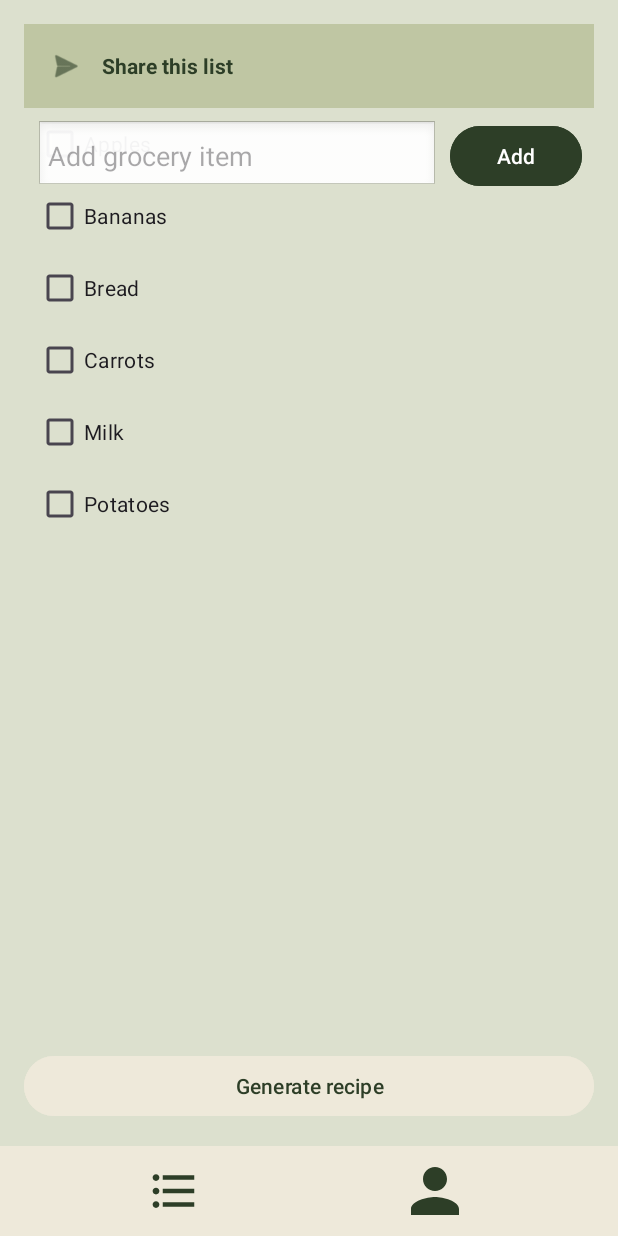
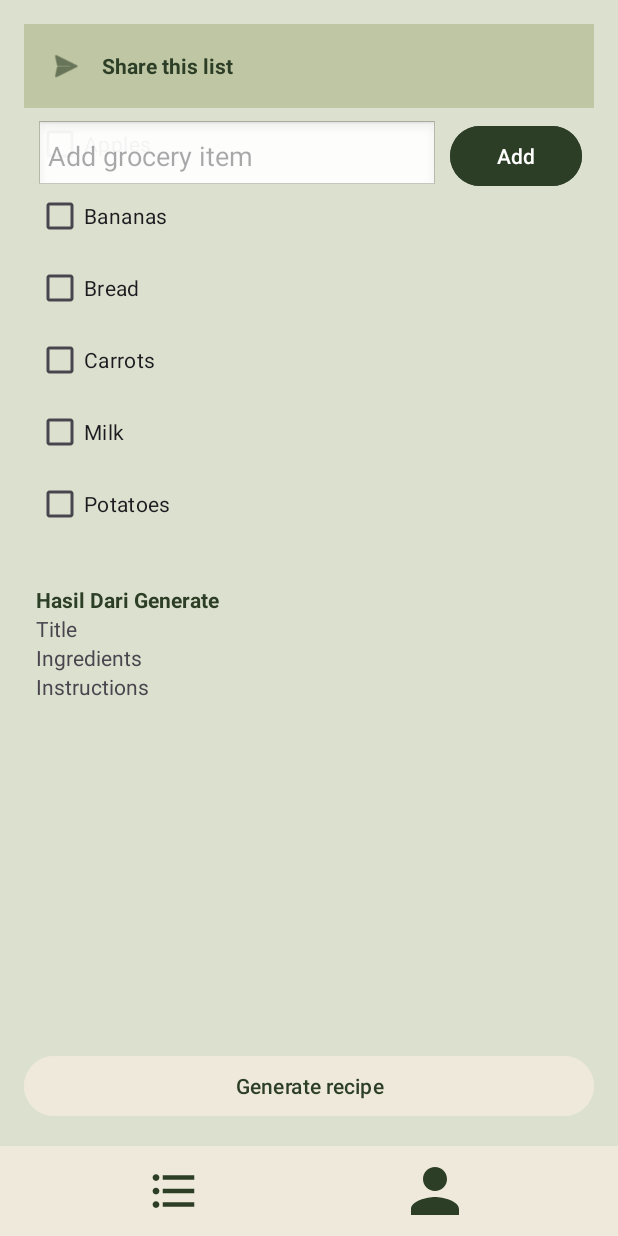
Before and after one commit to Visella/ListIt, an Android app: the MainActivity screen opened directly, with no data from a screen before it, on a phone screen of 412 x 824 dp. Run offline under Robolectric (Android 15) with nearby library versions, the phone set to English and light mode, and no system bars; our stand-ins replace Firebase (no records; nobody signed in at launch, a user with empty details on screens opened directly); 1 statement that could not run was skipped.

Commit message:
masukkin ai

```diff
--- a/app/build.gradle.kts
+++ b/app/build.gradle.kts
@@ -44,6 +44,9 @@ dependencies {
     implementation ("com.google.firebase:firebase-auth-ktx")
     implementation ("com.google.firebase:firebase-auth")
     implementation ("com.google.firebase:firebase-firestore")
+    implementation ("com.squareup.retrofit2:retrofit:2.9.0")
+    implementation ("com.squareup.retrofit2:converter-gson:2.9.0")
+
     implementation(libs.androidx.core.ktx)
     implementation(libs.androidx.appcompat)
     implementation(libs.material)
--- a/app/src/main/AndroidManifest.xml
+++ b/app/src/main/AndroidManifest.xml
@@ -2,7 +2,10 @@
 <manifest xmlns:android="http://schemas.android.com/apk/res/android"
     xmlns:tools="http://schemas.android.com/tools">
 
+    <uses-permission android:name="android.permission.INTERNET" />
+
     <application
+        android:usesCleartextTraffic="true"
         android:allowBackup="true"
         android:dataExtractionRules="@xml/data_extraction_rules"
         android:fullBackupContent="@xml/backup_rules"
@@ -11,7 +14,7 @@
         android:roundIcon="@mipmap/ic_launcher_round"
         android:supportsRtl="true"
         android:theme="@style/Theme.ListIt"
-        tools:targetApi="31">
+        tools:targetApi="35">
         <activity
             android:name=".ProfileActivity"
             android:exported="false" />
@@ -34,5 +37,4 @@
 
 
     </application>
-
 </manifest>
--- /dev/null
+++ b/app/src/main/java/Network/ApiService.kt
@@ -0,0 +1,16 @@
+package Network
+
+import model.RecipeRequest
+import model.RecipeResponse
+import retrofit2.Call
+import retrofit2.http.Body
+import retrofit2.http.Headers
+import retrofit2.http.POST
+
+
+
+interface ApiService {
+    @Headers("Content-Type: application/json")
+    @POST("/generate-recipe")
+    fun generateRecipe(@Body request: RecipeRequest): Call<RecipeResponse>
+}
--- /dev/null
+++ b/app/src/main/java/Network/RetrofitClient.kt
@@ -0,0 +1,17 @@
+package Network
+
+import retrofit2.Retrofit
+import retrofit2.converter.gson.GsonConverterFactory
+
+object RetrofitClient {
+    private const val BASE_URL = "http://10.0.2.2:3000/"
+
+    val instance: ApiService by lazy {
+        val retrofit = Retrofit.Builder()
+            .baseUrl(BASE_URL)
+            .addConverterFactory(GsonConverterFactory.create())
+            .build()
+
+        retrofit.create(ApiService::class.java)
+    }
+}
--- a/app/src/main/java/com/example/listit/MainActivity.kt
+++ b/app/src/main/java/com/example/listit/MainActivity.kt
@@ -1,13 +1,23 @@
 package com.example.listit
 
+
+import Network.RetrofitClient
 import android.content.Intent
 import android.os.Bundle
+import android.telecom.Call
+import android.util.Log
+import android.widget.Toast
 import androidx.activity.enableEdgeToEdge
 import androidx.appcompat.app.AppCompatActivity
 import androidx.core.view.ViewCompat
 import androidx.core.view.WindowInsetsCompat
 import com.example.listit.databinding.ActivityMainBinding
 import com.google.firebase.auth.FirebaseAuth
+import model.RecipeRequest
+import model.RecipeResponse
+import retrofit2.Response
+import kotlin.reflect.typeOf
+
 
 open class MainActivity : AppCompatActivity() {
     private lateinit var binding: ActivityMainBinding
@@ -30,12 +40,34 @@ open class MainActivity : AppCompatActivity() {
             startActivity(intent)
         }
 
+        val request = RecipeRequest(type = "ingredients", input = "telur, susu, tepung")
 
+        RetrofitClient.instance.generateRecipe(request)
+            .enqueue(object : retrofit2.Callback<RecipeResponse> {
+                override fun onResponse(call: retrofit2.Call<RecipeResponse>, response: Response<RecipeResponse>) {
+                    if (response.isSuccessful) {
+                        val recipe = response.body()?.recipe
+                        binding.titleTextView.text = recipe?.title ?: "No title"
+                        binding.ingredientsTextView.text = recipe?.ingredients?.joinToString("\n") ?: "No ingredients"
+                        binding.instructionsTextView.text = recipe?.instructions?.joinToString("\n") ?: "No instructions"
+                        Toast.makeText(this@MainActivity, "Congratz! Recipe generated successfully!", Toast.LENGTH_SHORT).show()
+                    }
+                    else {
+                        Log.e("API", "Gagal: ${response.code()} - ${response.errorBody()?.string()}")
+                    }
+                }
+
+                override fun onFailure(call: retrofit2.Call<RecipeResponse>, t: Throwable) {
+                    Toast.makeText(this@MainActivity, "Failed: ${t.message}", Toast.LENGTH_SHORT).show()
+                }
+            })
 
 
     }
 
-
+    private fun showToast(message: String) {
+        Toast.makeText(this, message, Toast.LENGTH_SHORT).show()
+    }
 
 
 
--- /dev/null
+++ b/app/src/main/java/model/RecipeRequest.kt
@@ -0,0 +1,6 @@
+package model
+
+data class RecipeRequest(
+    val type: String,
+    val input: String
+)
--- /dev/null
+++ b/app/src/main/java/model/RecipeResponse.kt
@@ -0,0 +1,5 @@
+package model
+
+data class RecipeResponse(
+    val recipe: RecipeData
+)
--- a/app/src/main/res/layout/activity_main.xml
+++ b/app/src/main/res/layout/activity_main.xml
@@ -55,6 +55,35 @@
         <CheckBox android:layout_width="wrap_content" android:layout_height="wrap_content" android:text="Carrots"/>
         <CheckBox android:layout_width="wrap_content" android:layout_height="wrap_content" android:text="Milk"/>
         <CheckBox android:layout_width="wrap_content" android:layout_height="wrap_content" android:text="Potatoes"/>
+
+        <TextView
+            android:id="@+id/result_generate"
+            android:layout_width="wrap_content"
+            android:layout_height="wrap_content"
+            android:text="Hasil Dari Generate"
+            android:textColor="#2D3E27"
+            android:textStyle="bold"
+            android:layout_marginTop="30dp"/>
+
+        <TextView
+            android:id="@+id/titleTextView"
+            android:layout_width="match_parent"
+            android:layout_height="wrap_content"
+            android:text="Title" />
+
+        <TextView
+            android:id="@+id/ingredientsTextView"
+            android:layout_width="match_parent"
+            android:layout_height="wrap_content"
+            android:text="Ingredients" />
+
+        <TextView
+            android:id="@+id/instructionsTextView"
+            android:layout_width="match_parent"
+            android:layout_height="wrap_content"
+            android:text="Instructions" />
+
+
     </LinearLayout>
 
     <!-- Generate Recipe Button -->
```
Also changed, not shown: app/src/main/java/com/example/listit/ProfileActivity.kt (+53 -1 lines), app/src/main/java/model/RecipeData.kt (added, +7 -0 lines).
